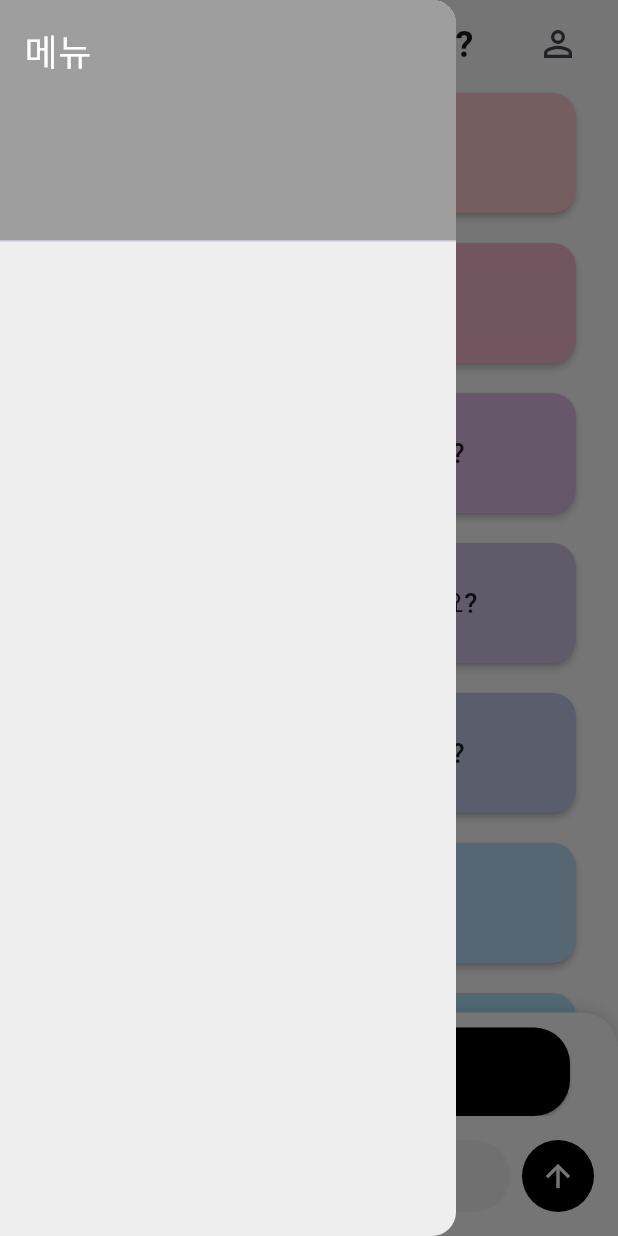
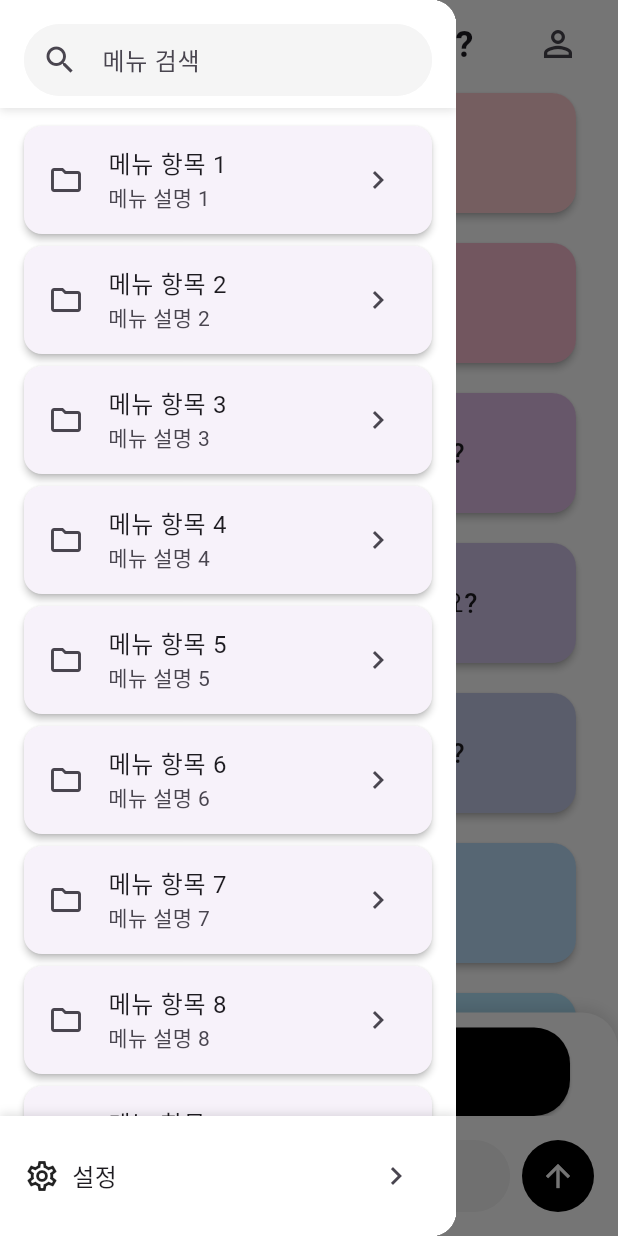
Before and after one commit to seoulorigin/app_test, a Flutter app: the screen it shows after launch, with the side drawer open, on a phone screen of 412 x 824 dp. Run offline on Flutter 3.47's test engine with Material 3 defaults, Android fonts, the phone set to English and light mode, and no system bars.

Commit message:
메뉴창 수정

```diff
--- a/lib/screens/MenuDrawer.dart
+++ b/lib/screens/MenuDrawer.dart
@@ -6,23 +6,101 @@ class MenuDrawer extends StatelessWidget {
   @override
   Widget build(BuildContext context) {
     return Drawer(
-      backgroundColor: Colors.grey[200],
-      child: ListView(
-        padding: EdgeInsets.zero,
-        children: const [
-          DrawerHeader(
-            decoration: BoxDecoration(
-              color: Colors.grey,
-            ),
-            child: Text(
-              '메뉴',
-              style: TextStyle(
+      backgroundColor: Colors.white,
+      child: SafeArea(
+        child: Column(
+          children: [
+            // 상단 검색창
+            Container(
+              padding: const EdgeInsets.fromLTRB(16, 16, 16, 8),
+              decoration: BoxDecoration(
                 color: Colors.white,
-                fontSize: 24,
+                boxShadow: [
+                  BoxShadow(
+                    color: Colors.black.withOpacity(0.1),
+                    blurRadius: 4,
+                    offset: const Offset(0, 2),
+                  ),
+                ],
+              ),
+              child: Container(
+                height: 48,
+                decoration: BoxDecoration(
+                  color: Colors.grey[100],
+                  borderRadius: BorderRadius.circular(24),
+                ),
+                child: TextField(
+                  decoration: InputDecoration(
+                    hintText: '메뉴 검색',
+                    prefixIcon: const Icon(Icons.search),
+                    border: OutlineInputBorder(
+                      borderRadius: BorderRadius.circular(24),
+                      borderSide: BorderSide.none,
+                    ),
+                    contentPadding: const EdgeInsets.symmetric(horizontal: 16),
+                    filled: true,
+                    fillColor: Colors.grey[100],
+                  ),
+                ),
               ),
             ),
-          ),
-        ],
+            // 중간 스크롤 가능한 카드 리스트
+            Expanded(
+              child: ListView.builder(
+                padding: const EdgeInsets.symmetric(vertical: 8),
+                itemCount: 10, // 임시 데이터
+                itemBuilder: (context, index) {
+                  return Card(
+                    margin: const EdgeInsets.symmetric(horizontal: 16, vertical: 4),
+                    elevation: 2,
+                    shape: RoundedRectangleBorder(
+                      borderRadius: BorderRadius.circular(12),
+                    ),
+                    child: ListTile(
+                      title: Text('메뉴 항목 ${index + 1}'),
+                      subtitle: Text('메뉴 설명 ${index + 1}'),
+                      leading: const Icon(Icons.folder_outlined),
+                      trailing: const Icon(Icons.chevron_right),
+                      onTap: () {},
+                    ),
+                  );
+                },
+              ),
+            ),
+            // 하단 설정 버튼
+            Container(
+              padding: const EdgeInsets.all(16),
+              decoration: BoxDecoration(
+                color: Colors.white,
+                boxShadow: [
+                  BoxShadow(
+                    color: Colors.black.withOpacity(0.1),
+                    blurRadius: 4,
+                    offset: const Offset(0, -2),
+                  ),
+                ],
+              ),
+              child: Row(
+                children: [
+                  const Icon(Icons.settings_outlined),
+                  const SizedBox(width: 8),
+                  const Text(
+                    '설정',
+                    style: TextStyle(
+                      fontSize: 16,
+                      fontWeight: FontWeight.w500,
+                    ),
+                  ),
+                  const Spacer(),
+                  IconButton(
+                    icon: const Icon(Icons.chevron_right),
+                    onPressed: () {},
+                  ),
+                ],
+              ),
+            ),
+          ],
+        ),
       ),
     );
   }
```
